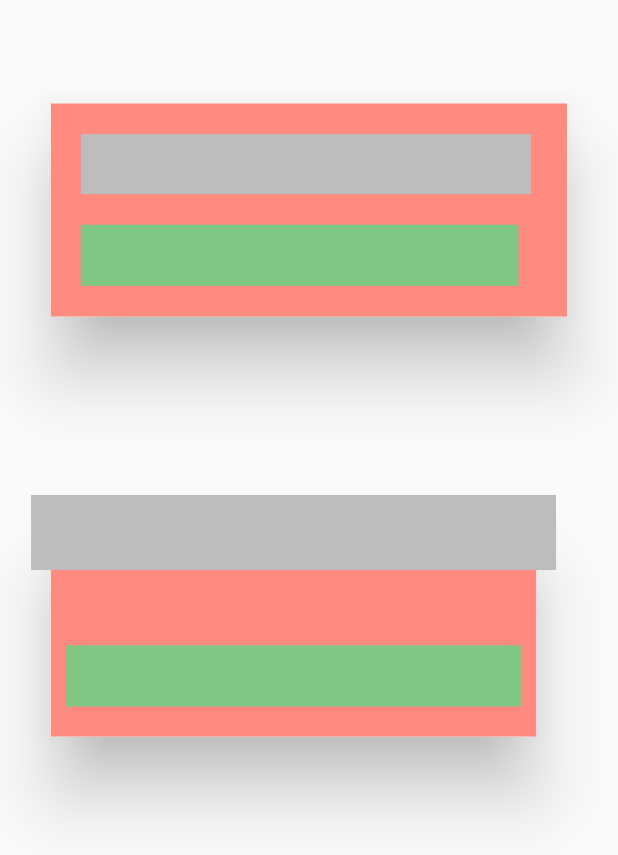
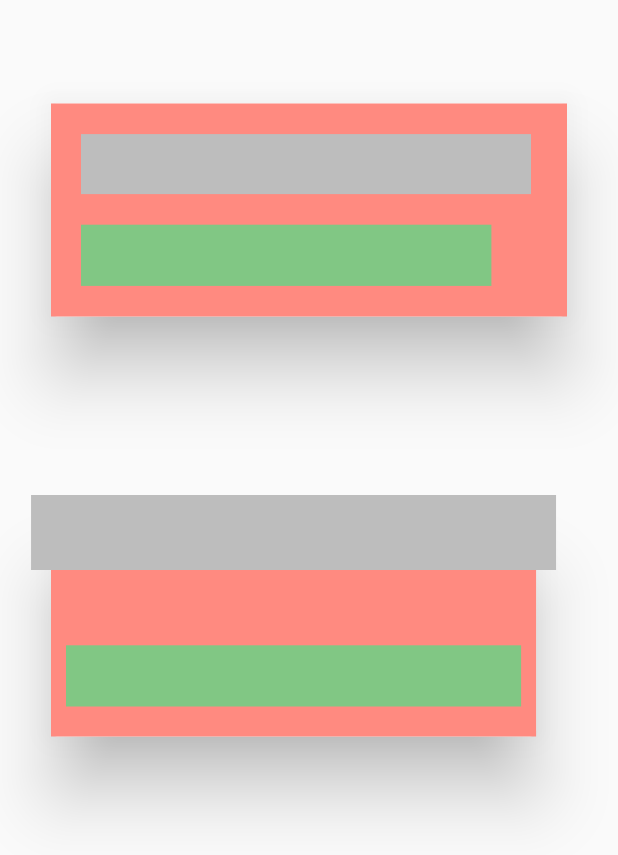
Before and after one commit to AlsoShantanuBorkar/aimed_lab_assignment, a Flutter app: the screen it shows after launch, on a phone screen of 412 x 824 dp. Shown: the top 855 px of the screen. Run offline on Flutter 3.47's test engine with Material 2 defaults, Android fonts, the phone set to English and light mode, and no system bars.

Commit message:
Padding Added

```diff
--- a/lib/bottom_card.dart
+++ b/lib/bottom_card.dart
@@ -16,7 +16,8 @@ class BottomCard extends StatelessWidget {
           children: [
             Positioned(
               child: Padding(
-                padding: const EdgeInsets.symmetric(horizontal: 30, vertical: 15),
+                padding:
+                    const EdgeInsets.symmetric(horizontal: 30, vertical: 15),
                 child: SizedBox(
                   height: 150,
                   child: Card(
@@ -24,7 +25,8 @@ class BottomCard extends StatelessWidget {
                     child: Container(
                       color: Colors.redAccent.shade100,
                       child: Padding(
-                        padding: const EdgeInsets.symmetric(horizontal: 10,vertical: 20),
+                        padding: const EdgeInsets.symmetric(
+                            horizontal: 10, vertical: 20),
                         child: Column(
                           mainAxisAlignment: MainAxisAlignment.end,
                           crossAxisAlignment: CrossAxisAlignment.start,
--- a/lib/top_card.dart
+++ b/lib/top_card.dart
@@ -16,7 +16,7 @@ class TopCard extends StatelessWidget {
           child: Container(
             color: Colors.redAccent.shade100,
             child: Padding(
-              padding: const EdgeInsets.only(left: 20),
+              padding: const EdgeInsets.symmetric(horizontal: 20),
               child: Column(
                 mainAxisAlignment: MainAxisAlignment.spaceEvenly,
                 crossAxisAlignment: CrossAxisAlignment.start,
```
